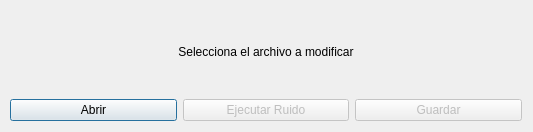
pgonzs08/Editor-de-Imagenes, file ruidogaussiano.ui: the form before one commit.
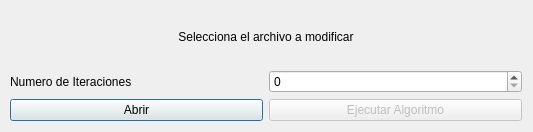
The form after the commit.

Commit message: Modificada la ui, ruidogaussiano.ui. Ahora las iteraciones que realiza el algoritmo las indica el usuario mediante el QSpinBox nIteraciones. Algoritmo generar de ruido implementado. El próximo objetivo es escribir en un fichero las resultados.

Patch:
```diff
--- a/ruidogaussiano.ui
+++ b/ruidogaussiano.ui
@@ -36,6 +36,20 @@
       </property>
      </widget>
     </item>
+    <item>
+     <layout class="QHBoxLayout" name="horizontalLayout_2">
+      <item>
+       <widget class="QLabel" name="label_2">
+        <property name="text">
+         <string>Numero de Iteraciones</string>
+        </property>
+       </widget>
+      </item>
+      <item>
+       <widget class="QSpinBox" name="nIteraciones"/>
+      </item>
+     </layout>
+    </item>
     <item>
      <layout class="QHBoxLayout" name="horizontalLayout">
       <item>
@@ -51,17 +65,7 @@
          <bool>false</bool>
         </property>
         <property name="text">
-         <string>Ejecutar Ruido</string>
-        </property>
-       </widget>
-      </item>
-      <item>
-       <widget class="QPushButton" name="pushButton_2">
-        <property name="enabled">
-         <bool>false</bool>
-        </property>
-        <property name="text">
-         <string>Guardar</string>
+         <string>Ejecutar Algoritmo</string>
         </property>
        </widget>
       </item>
```
The commit also changes 3 other files.
